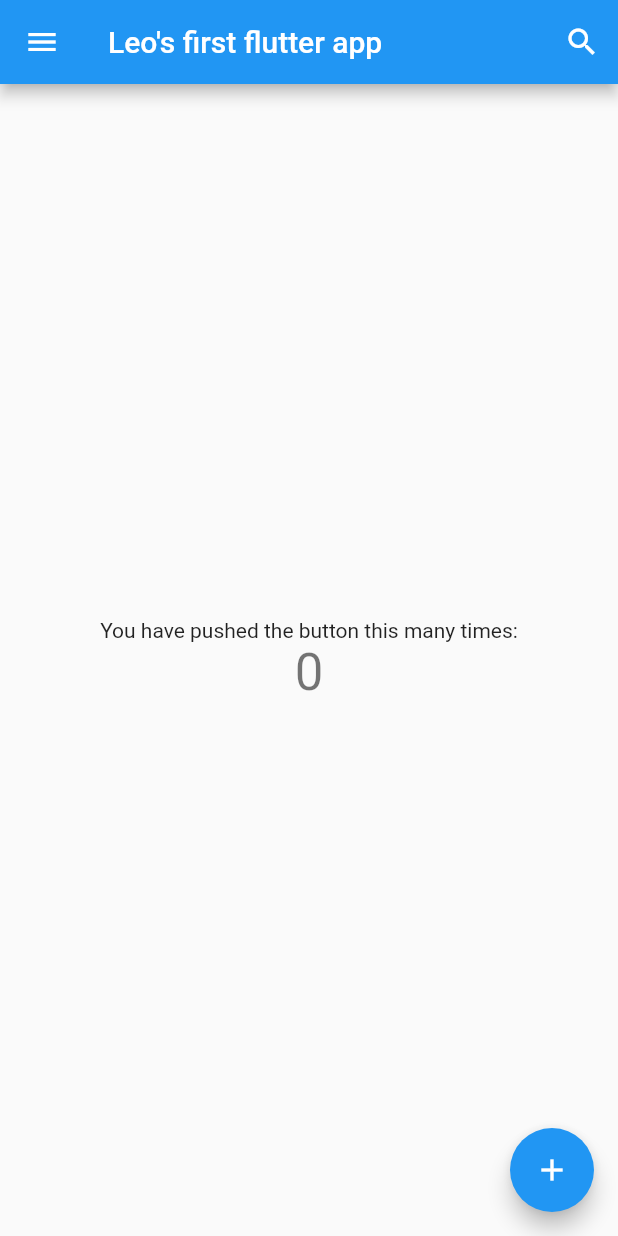
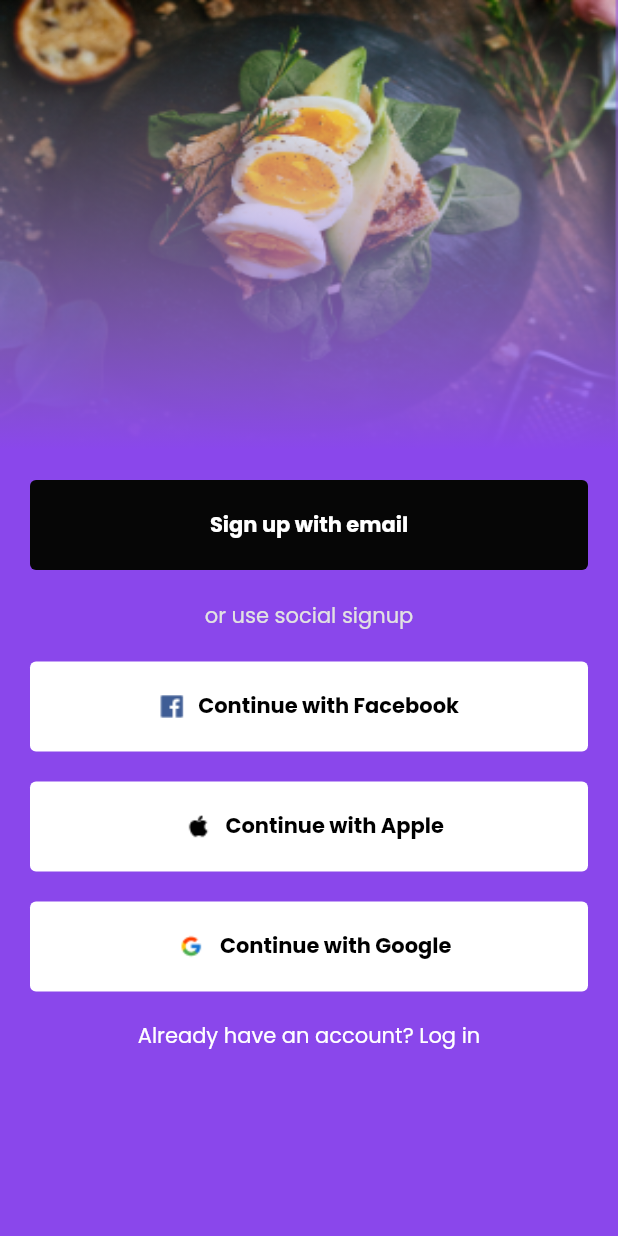
Before and after one commit to ngareleo/Login-Screen, a Flutter app: the screen it shows after launch, on a phone screen of 412 x 824 dp. Run offline on Flutter 3.47's test engine with Material 2 defaults, Android fonts, the phone set to English and light mode, and no system bars; our stand-ins replace google_fonts.

Commit message:
Finished login-page

```diff
--- a/login_screen/lib/main.dart
+++ b/login_screen/lib/main.dart
@@ -1,121 +1,202 @@
 import 'package:flutter/material.dart';
+import 'package:google_fonts/google_fonts.dart';
 
 void main() {
   runApp(MyApp());
 }
 
 class MyApp extends StatelessWidget {
-  // This widget is the root of your application.
   @override
   Widget build(BuildContext context) {
     return MaterialApp(
-      title: 'Flutter Demo',
-      theme: ThemeData(
-        // This is the theme of your application.
-        //
-        // Try running your application with "flutter run". You'll see the
-        // application has a blue toolbar. Then, without quitting the app, try
-        // changing the primarySwatch below to Colors.green and then invoke
-        // "hot reload" (press "r" in the console where you ran "flutter run",
-        // or simply save your changes to "hot reload" in a Flutter IDE).
-        // Notice that the counter didn't reset back to zero; the application
-        // is not restarted
-        primarySwatch: Colors.blue,
+        title: 'Flutter Demo',
+        theme: ThemeData(primaryColor: Colors.blue),
+        debugShowCheckedModeBanner: false,
+        home: Scaffold(
+            backgroundColor: Color(0xff8A47EB),
+            body: SafeArea(
+                child: SingleChildScrollView(
+              child: Column(
+                children: <Widget>[TopImageContainer(), BottomMenu()],
+              ),
+            ))));
+  }
+}
+
+class TopImageContainer extends StatelessWidget {
+  const TopImageContainer({Key? key}) : super(key: key);
+
+  @override
+  Widget build(BuildContext context) {
+    return Container(
+        width: double.infinity,
+        height: 300,
+        child: Stack(
+          children: [
+            Container(
+              width: double.infinity,
+              child: Image.asset(
+                'assets/images/bg_img.png',
+                fit: BoxFit.fill,
+              ),
+            ),
+            Container(
+              width: double.infinity,
+              height: 400,
+              decoration: BoxDecoration(
+                  gradient: LinearGradient(
+                      begin: Alignment.topCenter,
+                      end: Alignment.bottomCenter,
+                      colors: <Color>[
+                    Color.fromRGBO(225, 225, 225, 0),
+                    Color(0xff8A47EB),
+                  ])),
+            )
+          ],
+        ));
+  }
+}
+
+class BottomMenu extends StatelessWidget {
+  const BottomMenu({Key? key}) : super(key: key);
+
+  @override
+  Widget build(BuildContext context) {
+    return Padding(
+      padding: EdgeInsets.all(20),
+      child: Column(
+        mainAxisAlignment: MainAxisAlignment.end,
+        children: [
+          Container(
+            width: double.infinity,
+            height: 60,
+            child: Center(
+              child: Text('Sign up with email',
+                  style: GoogleFonts.poppins(
+                      color: Colors.white, fontWeight: FontWeight.bold)),
+            ),
+            decoration: BoxDecoration(
+                color: Color(0xff060606),
+                borderRadius: BorderRadius.circular(4)),
+          ),
+          Padding(
+            padding: EdgeInsets.only(top: 20),
+            child: Row(
+              mainAxisAlignment: MainAxisAlignment.spaceAround,
+              crossAxisAlignment: CrossAxisAlignment.center,
+              children: <Widget>[
+                const Divider(
+                  color: Color(0xffe2e2e2),
+                  height: 2,
+                ),
+                Text('or use social signup',
+                    style: GoogleFonts.poppins(
+                        color: Color(0xffe2e2e2),
+                        fontWeight: FontWeight.normal)),
+                const Divider(
+                  color: Color(0xffe2e2e2),
+                  height: 2,
+                )
+              ],
+            ),
+          ),
+          Padding(
+            padding: EdgeInsets.only(top: 20),
+            child: Container(
+              width: double.infinity,
+              height: 60,
+              child: Center(
+                child: Container(
+                  width: 200,
+                  child: Row(
+                    mainAxisAlignment: MainAxisAlignment.spaceBetween,
+                    crossAxisAlignment: CrossAxisAlignment.center,
+                    children: [
+                      Image.asset('assets/images/facebook_icon.png'),
+                      Text('Continue with Facebook',
+                          style: GoogleFonts.poppins(
+                              color: Color(0xff000000),
+                              fontWeight: FontWeight.bold)),
+                    ],
+                  ),
+                ),
+              ),
+              decoration: BoxDecoration(
+                  color: Color(0xffFFFFFF),
+                  borderRadius: BorderRadius.circular(4)),
+            ),
+          ),
+          Padding(
+            padding: EdgeInsets.only(top: 20),
+            child: Container(
+              width: double.infinity,
+              height: 60,
+              child: Center(
+                child: Container(
+                  width: 180,
+                  child: Row(
+                    mainAxisAlignment: MainAxisAlignment.spaceBetween,
+                    crossAxisAlignment: CrossAxisAlignment.center,
+                    children: [
+                      Image.asset(
+                        'assets/images/apple_icon.png',
+                        width: 32,
+                        height: 32,
+                      ),
+                      Text('Continue with Apple',
+                          style: GoogleFonts.poppins(
+                              color: Color(0xff000000),
+                              fontWeight: FontWeight.bold)),
+                    ],
+                  ),
+                ),
+              ),
+              decoration: BoxDecoration(
+                  color: Color(0xffFFFFFF),
+                  borderRadius: BorderRadius.circular(4)),
+            ),
+          ),
+          Padding(
+            padding: EdgeInsets.only(top: 20),
+            child: Container(
+              width: double.infinity,
+              height: 60,
+              child: Center(
+                child: Container(
+                  width: 190,
+                  child: Row(
+                    mainAxisAlignment: MainAxisAlignment.spaceBetween,
+                    crossAxisAlignment: CrossAxisAlignment.center,
+                    children: [
+                      Image.asset(
+                        'assets/images/google_icon.png',
+                        width: 32,
+                        height: 32,
+                      ),
+                      Text('Continue with Google',
+                          style: GoogleFonts.poppins(
+                              color: Color(0xff000000),
+                              fontWeight: FontWeight.bold)),
+                    ],
+                  ),
+                ),
+              ),
+              decoration: BoxDecoration(
+                  color: Color(0xffFFFFFF),
+                  borderRadius: BorderRadius.circular(4)),
+            ),
+          ),
+          Container(
+            width: double.infinity,
+            height: 60,
+            child: Center(
+              child: Text('Already have an account? Log in',
+                  style: GoogleFonts.poppins(
+                      color: Color(0xffffffff), fontWeight: FontWeight.normal)),
+            ),
+          )
+        ],
       ),
-      debugShowCheckedModeBanner: false,
-      home: MyHomePage(title: "Leo's first flutter app"),
     );
   }
 }
-
-class MyHomePage extends StatefulWidget {
-  MyHomePage({Key? key, required this.title}) : super(key: key);
-
-  // This widget is the home page of your application. It is stateful, meaning
-  // that it has a State object (defined below) that contains fields that affect
-  // how it looks.
-
-  // This class is the configuration for the state. It holds the values (in this
-  // case the title) provided by the parent (in this case the App widget) and
-  // used by the build method of the State. Fields in a Widget subclass are
-  // always marked "final".
-
-  final String title;
-
-  @override
-  _MyHomePageState createState() => _MyHomePageState();
-}
-
-class _MyHomePageState extends State<MyHomePage> {
-  int _counter = 0;
-
-  void _incrementCounter() {
-    setState(() {
-      // This call to setState tells the Flutter framework that something has
-      // changed in this State, which causes it to rerun the build method below
-      // so that the display can reflect the updated values. If we changed
-      // _counter without calling setState(), then the build method would not be
-      // called again, and so nothing would appear to happen.
-      _counter++;
-    });
-  }
-
-  @override
-  Widget build(BuildContext context) {
-    // This method is rerun every time setState is called, for instance as done
-    // by the _incrementCounter method above.
-    //
-    // The Flutter framework has been optimized to make rerunning build methods
-    // fast, so that you can just rebuild anything that needs updating rather
-    // than having to individually change instances of widgets.
-    return Scaffold(
-      appBar: AppBar(
-        // Here we take the value from the MyHomePage object that was created by
-        // the App.build method, and use it to set our appbar title.
-        leading: Icon(Icons.menu),
-        title: Text(widget.title),
-        actions: <Widget>[
-          IconButton(
-            icon: Icon(Icons.search),
-            onPressed: () {},
-          )
-        ],
-      ),
-      body: Center(
-        // Center is a layout widget. It takes a single child and positions it
-        // in the middle of the parent.
-        child: Column(
-          // Column is also a layout widget. It takes a list of children and
-          // arranges them vertically. By default, it sizes itself to fit its
-          // children horizontally, and tries to be as tall as its parent.
-          //
-          // Invoke "debug painting" (press "p" in the console, choose the
-          // "Toggle Debug Paint" action from the Flutter Inspector in Android
-          // Studio, or the "Toggle Debug Paint" command in Visual Studio Code)
-          // to see the wireframe for each widget.
-          //
-          // Column has various properties to control how it sizes itself and
-          // how it positions its children. Here we use mainAxisAlignment to
-          // center the children vertically; the main axis here is the vertical
-          // axis because Columns are vertical (the cross axis would be
-          // horizontal).
-          mainAxisAlignment: MainAxisAlignment.center,
-          children: <Widget>[
-            Text(
-              'You have pushed the button this many times:',
-            ),
-            Text(
-              '$_counter',
-              style: Theme.of(context).textTheme.headline4,
-            ),
-          ],
-        ),
-      ),
-      floatingActionButton: FloatingActionButton(
-        onPressed: _incrementCounter,
-        tooltip: 'Increment',
-        child: Icon(Icons.add),
-      ), // This trailing comma makes auto-formatting nicer for build methods.
-    );
-  }
-}
```
